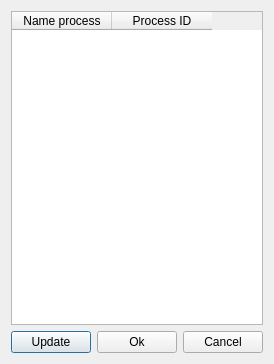
Old version of the form selectprocess.ui in the repository HardArchive/DLLCollector_recode.
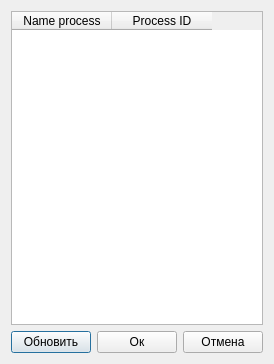
New version of the form.

Patch:
```diff
--- a/selectprocess.ui
+++ b/selectprocess.ui
@@ -20,21 +20,21 @@
    <item row="1" column="0">
     <widget class="QPushButton" name="pushButton_Update">
      <property name="text">
-      <string>Update</string>
+      <string>Обновить</string>
      </property>
     </widget>
    </item>
    <item row="1" column="1">
     <widget class="QPushButton" name="pushButton_Ok">
      <property name="text">
-      <string>Ok</string>
+      <string>Ок</string>
      </property>
     </widget>
    </item>
    <item row="1" column="2">
     <widget class="QPushButton" name="pushButton_Cancel">
      <property name="text">
-      <string>Cancel</string>
+      <string>Отмена</string>
      </property>
     </widget>
    </item>
```
Left out of the diff: 6 changed lines with no effect on the pictures.
